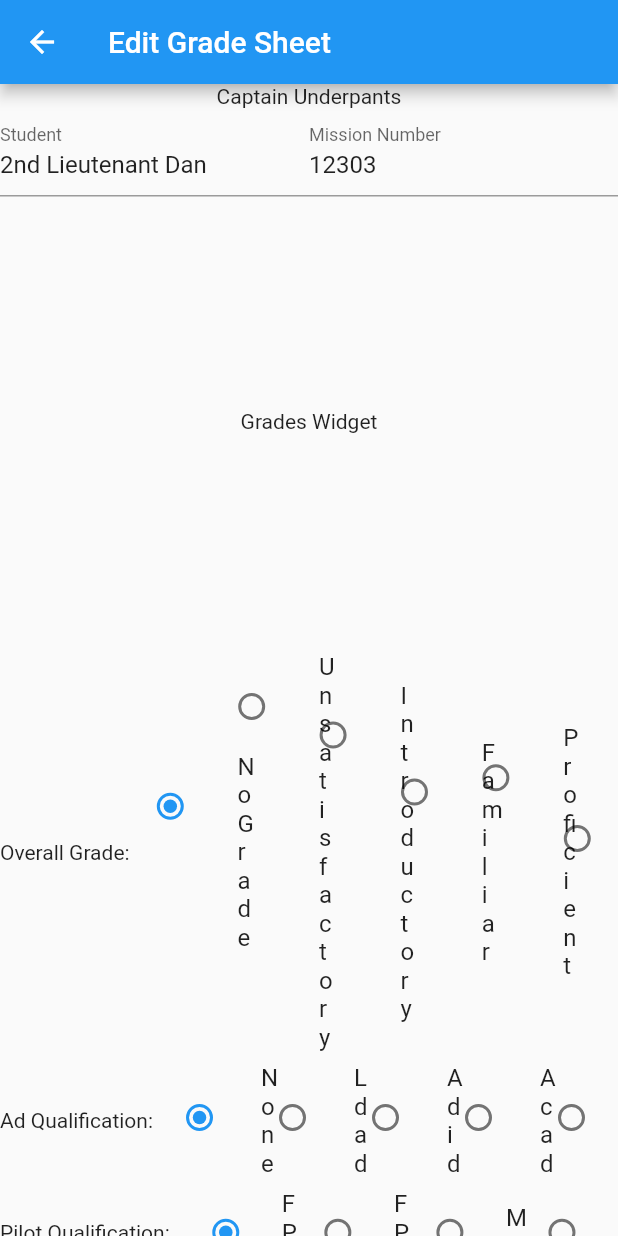
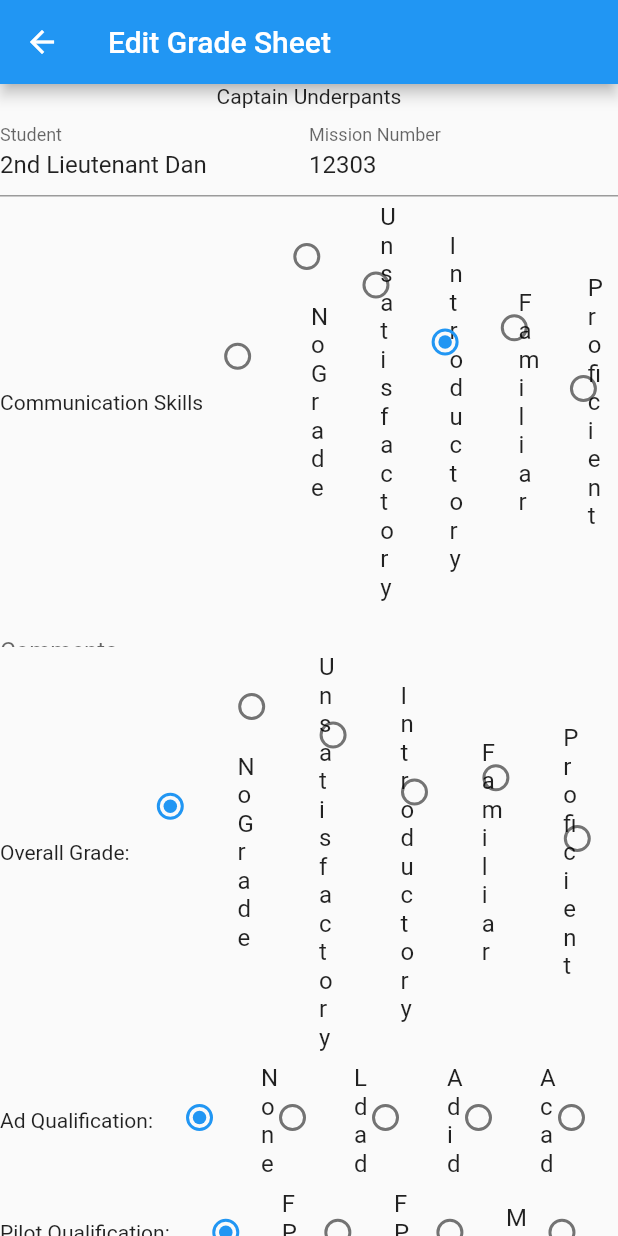
Before and after one commit to AF-Grading/grading_standards, a Flutter app: the MyGradeSheetsPage screen opened directly, after a tap on an icon or button, on a phone screen of 412 x 824 dp. Run offline on Flutter 3.47's test engine with Material 2 defaults, Android fonts, the phone set to English and light mode, and no system bars.

Commit message:
refactor ctsList.gradeItem -> ctsList.ctsItem

```diff
--- a/lib/pages/edit_gradesheet_page.dart
+++ b/lib/pages/edit_gradesheet_page.dart
@@ -1,5 +1,6 @@
 import 'package:app_prototype/models/cts_list.dart';
 import 'package:app_prototype/models/grade_sheet.dart';
+import 'package:app_prototype/widgets/editable_grade_item.dart';
 import 'package:flutter/material.dart';
 
 class EditGradeSheetPage extends StatefulWidget {
@@ -57,9 +58,16 @@ class _EditGradeSheetPageState extends State<EditGradeSheetPage> {
                   )
                 ],
               ),
-
-              const SizedBox(
-                  height: 300, child: Center(child: Text("Grades Widget"))),
+              SizedBox(
+                height: 300,
+                child: ListView.builder(
+                  itemCount: widget.gradeSheet.grades.length,
+                  itemBuilder: (context, index) {
+                    return EditableGradeItem(
+                        gradeItem: widget.gradeSheet.grades[index]);
+                  },
+                ),
+              ),
               // Should be moved to a "Grade Picker Widget of some sort for reuse"
               SizedBox(
                 //width: 400,
--- a/lib/review_grades.dart
+++ b/lib/review_grades.dart
@@ -20,14 +20,14 @@ class ReviewGrades extends StatelessWidget {
               gridDelegate: const SliverGridDelegateWithFixedCrossAxisCount(
                 crossAxisCount: 3,
               ),
-              itemCount: gradeItems.length,
+              itemCount: ctsItems.length,
               itemBuilder: (BuildContext context, int index) {
                 return SizedBox(
                     width: 200,
                     child: ListTile(
-                        title: Text(gradeItems[index].name),
+                        title: Text(ctsItems[index].name),
                         leading:
-                            Text(gradeItems[index].passingScore.toString())));
+                            Text(ctsItems[index].passingScore.toString())));
               },
             ),
           ),
--- a/lib/views/new_grade_sheet_view.dart
+++ b/lib/views/new_grade_sheet_view.dart
@@ -68,13 +68,13 @@ class NewGradeSheetView extends StatelessWidget {
               crossAxisCount: 3,
               childAspectRatio: 6,
             ),
-            itemCount: gradeItems.length,
+            itemCount: ctsItems.length,
             itemBuilder: (BuildContext context, int index) {
               return SizedBox(
                   width: 200,
                   height: 100,
                   child: ListTile(
-                      title: Text(gradeItems[index].name),
+                      title: Text(ctsItems[index].name),
                       leading: const Checkbox(value: false, onChanged: null)));
             },
           ),
--- /dev/null
+++ b/lib/widgets/editable_grade_item.dart
@@ -0,0 +1,136 @@
+import 'package:app_prototype/models/grade_sheet.dart';
+import 'package:flutter/material.dart';
+
+import '../models/cts_list.dart';
+
+class EditableGradeItem extends StatefulWidget {
+  const EditableGradeItem({Key? key, required this.gradeItem})
+      : super(key: key);
+
+  final GradeItem gradeItem;
+
+  @override
+  State<EditableGradeItem> createState() => _EditableGradeItemState();
+}
+
+class _EditableGradeItemState extends State<EditableGradeItem> {
+  Grade _overall = Grade.noGrade;
+
+  @override
+  void initState() {
+    _overall = widget.gradeItem.grade;
+    super.initState();
+  }
+
+  @override
+  Widget build(BuildContext context) {
+    return Column(
+      children: [
+        Row(
+          children: [
+            Text(widget.gradeItem.name),
+            Flexible(
+              flex: 1,
+              //width: context.size. * .2,
+              child: ListTile(
+                title: const Text('No Grade'),
+                leading: Radio<Grade>(
+                  value: Grade.noGrade,
+                  groupValue: _overall,
+                  onChanged: (Grade? value) {
+                    setState(() {
+                      _overall = value!;
+                    });
+                  },
+                ),
+              ),
+            ),
+            Flexible(
+              flex: 1,
+              child: ListTile(
+                title: const Text('Unsatisfactory'),
+                leading: Radio<Grade>(
+                  value: Grade.unsatisfactory,
+                  groupValue: _overall,
+                  onChanged: (Grade? value) {
+                    setState(() {
+                      _overall = value!;
+                    });
+                  },
+                ),
+              ),
+            ),
+            Flexible(
+              flex: 1,
+              child: ListTile(
+                title: const Text('Introductory'),
+                leading: Radio<Grade>(
+                  value: Grade.introductory,
+                  groupValue: _overall,
+                  onChanged: (Grade? value) {
+                    setState(() {
+                      _overall = value!;
+                    });
+                  },
+                ),
+              ),
+            ),
+            Flexible(
+              flex: 1,
+              child: ListTile(
+                title: const Text('Familiar'),
+                leading: Radio<Grade>(
+                  value: Grade.familiar,
+                  groupValue: _overall,
+                  onChanged: (Grade? value) {
+                    setState(() {
+                      _overall = value!;
+                    });
+                  },
+                ),
+              ),
+            ),
+            Flexible(
+              flex: 1,
+              child: ListTile(
+                title: const Text('Proficient'),
+                leading: Radio<Grade>(
+                  value: Grade.proficient,
+                  groupValue: _overall,
+                  onChanged: (Grade? value) {
+                    setState(() {
+                      _overall = value!;
+                    });
+                  },
+                ),
+              ),
+            ),
+            Flexible(
+              flex: 1,
+              child: ListTile(
+                title: const Text('Expert'),
+                dense: true,
+                leading: Radio<Grade>(
+                  value: Grade.expert,
+                  groupValue: _overall,
+                  onChanged: (Grade? value) {
+                    setState(() {
+                      _overall = value!;
+                    });
+                  },
+                ),
+              ),
+            ),
+          ],
+        ),
+        TextFormField(
+          initialValue: widget.gradeItem.comments,
+          decoration: const InputDecoration(
+            labelText: "Comments",
+          ),
+          onSaved: (value) => widget.gradeItem.comments = value!,
+        ),
+      ],
+    );
+  }
+}
```
Also changed, not shown: lib/models/cts_list.dart (+17 -17 lines), lib/models/grade_sheets.dart (+54 -3 lines).
